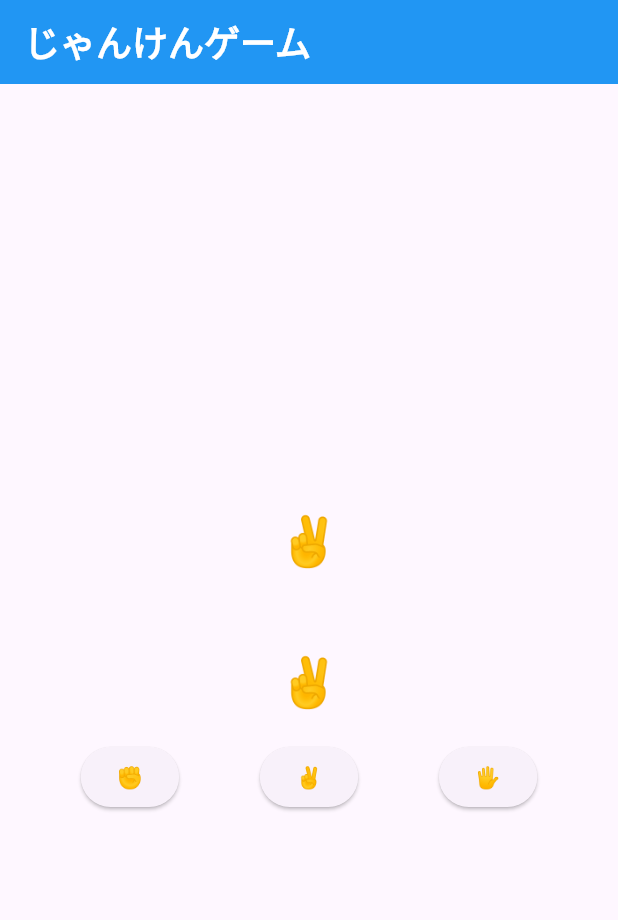
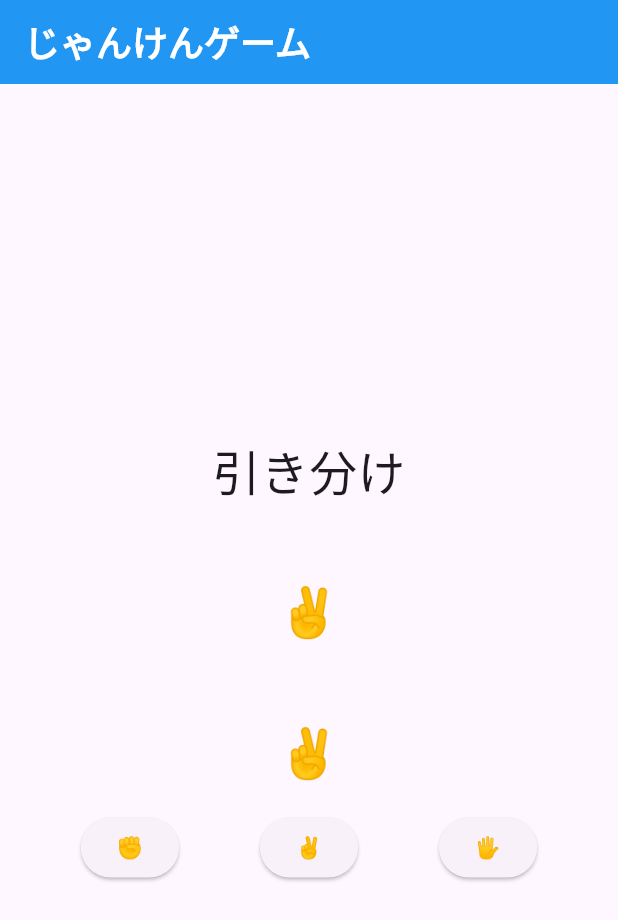
Before and after one commit to 1noseA/flutter_janken, a Flutter app: the screen it shows after launch, after a tap on "✌️", on a phone screen of 412 x 824 dp. Shown: the top 920 px of the screen. Run offline on Flutter 3.47's test engine with Material 3 defaults, Android fonts, the phone set to English and light mode, and no system bars.

Commit message:
勝敗判定を追加

```diff
--- a/lib/main.dart
+++ b/lib/main.dart
@@ -36,16 +36,20 @@ class _JankenPageState extends State<JankenPage> {
   // コンピューターの手
   String computerHand = '✊';
 
+  // 結果
+  String result = '';
+
   // 関数
   void selectHand(String selectdHand) {
     myHand = selectdHand;
     // ignore: avoid_print
     print(myHand);
     generateComputerHand();
+    judge();
     setState((){});
   }
 
-  // コンピューターの手を決める
+  // コンピューターの手をランダムで生成
   void generateComputerHand() {
     // ignore: avoid_print
     final randomNumber = Random().nextInt(3);
@@ -63,6 +67,20 @@ class _JankenPageState extends State<JankenPage> {
         return '🖐';
       default:
         return '✊';
+    }
+  }
+
+  // 勝敗判定
+  void judge() {
+    // 引き分けの場合
+    if (myHand == computerHand) {
+      result = '引き分け';
+    } else if ((myHand == '✊' && computerHand == '✌️') ||
+        (myHand == '✌️' && computerHand == '🖐') ||
+        (myHand == '🖐' && computerHand == '✊')) {
+      result = '勝ち';
+    } else {
+      result = '負け';
     }
   }
 
@@ -84,7 +102,16 @@ class _JankenPageState extends State<JankenPage> {
         child: Column(
           mainAxisAlignment: MainAxisAlignment.center,
           children: [
-            // コンピューターの手を表示
+            // 勝敗
+            Text(
+              result,
+              style: TextStyle(
+                fontSize: 32,
+              ),
+            ),
+            SizedBox(height: 48),
+
+            // コンピューターの手
             Text(
               computerHand,
               style: TextStyle(
@@ -92,6 +119,8 @@ class _JankenPageState extends State<JankenPage> {
               ),
             ),
             SizedBox(height: 48),
+
+            // 自分の手
             Text(
               myHand,
               style: TextStyle(
@@ -99,6 +128,8 @@ class _JankenPageState extends State<JankenPage> {
               ),
             ),
             SizedBox(height: 16),
+
+            // 手を選ぶボタン
             Row(
               mainAxisAlignment: MainAxisAlignment.spaceEvenly,
               children: [
```
